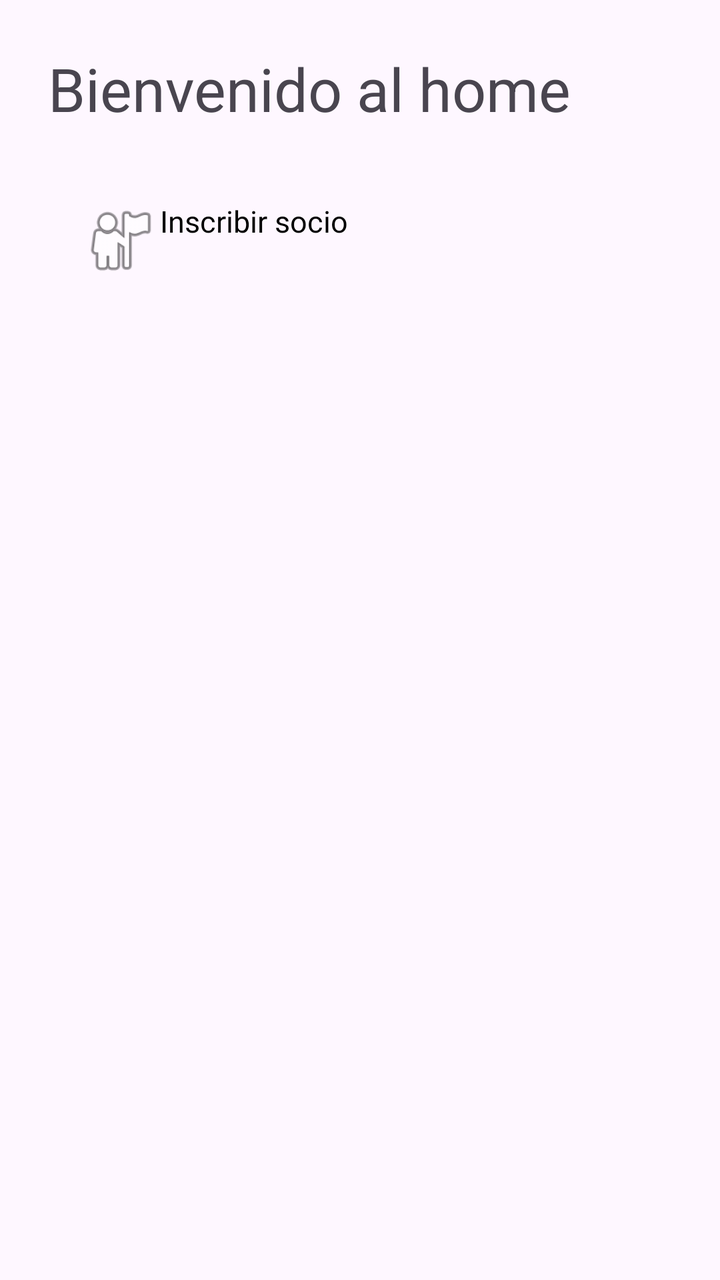
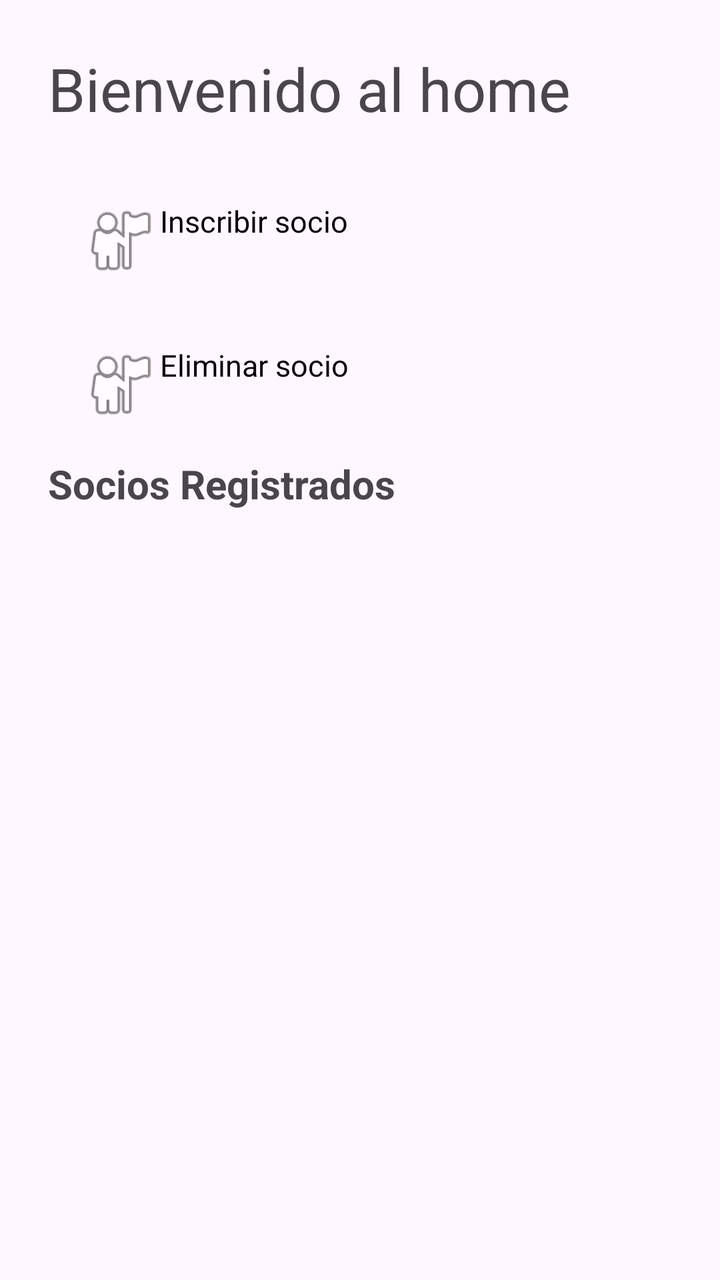

Two renders of the same Android screen: before a commit and after it. Below are the layout's source before the change and the commit's diff.
<!-- AndroidManifest.xml: application theme Theme.DAMComisionE -->
<!-- res/layout/activity_home.xml -->
<?xml version="1.0" encoding="utf-8"?>
<LinearLayout
    xmlns:android="http://schemas.android.com/apk/res/android"
    android:id="@+id/home"
    android:layout_width="match_parent"
    android:layout_height="match_parent"
    android:orientation="vertical"
    android:padding="24dp">

    <TextView
        android:layout_width="match_parent"
        android:layout_height="wrap_content"
        android:text="@string/home_welcome"
        android:textSize="30sp"
        android:gravity="start"
        android:layout_marginBottom="20dp"
        />

    <LinearLayout
        android:id="@+id/cardInscribirSocio"
        android:layout_width="match_parent"
        android:layout_height="wrap_content"
        android:orientation="horizontal"
        android:padding="16dp">

        <ImageView
            android:layout_width="40dp"
            android:layout_height="40dp"
            android:src="@android:drawable/ic_menu_myplaces"
            />

    <TextView
        android:layout_width="wrap_content"
        android:layout_height="wrap_content"
        android:text="Inscribir socio"
        android:textColor="@color/black"
        android:textSize="15sp"
        />
    </LinearLayout>

</LinearLayout>
<!-- resources referenced by this layout -->
<resources>
  <color name="black">#FF000000</color>
  <string name="home_welcome">Bienvenido al home</string>
  <style name="Theme.DAMComisionE" parent="Base.Theme.DAMComisionE" />
  <style name="Base.Theme.DAMComisionE" parent="Theme.Material3.DayNight.NoActionBar">
          
          
      </style>
</resources>

<!-- the commit's change to res/layout/activity_home.xml (unified diff, before → after) -->
@@ -38,4 +38,49 @@
         />
     </LinearLayout>
 
+    <LinearLayout
+        android:id="@+id/cardInscribirSocio"
+        android:layout_width="match_parent"
+        android:layout_height="wrap_content"
+        android:orientation="horizontal"
+        android:padding="16dp">
+
+        <ImageView
+            android:layout_width="40dp"
+            android:layout_height="40dp"
+            android:src="@android:drawable/ic_menu_myplaces"
+            />
+
+        <TextView
+            android:layout_width="wrap_content"
+            android:layout_height="wrap_content"
+            android:text="Eliminar socio"
+            android:textColor="@color/black"
+            android:textSize="15sp"
+            />
+    </LinearLayout>
+
+    <TextView
+        android:layout_width="match_parent"
+        android:layout_height="wrap_content"
+        android:text="Socios Registrados"
+        android:textSize="20sp"
+        android:textStyle="bold"/>
+
+    <TextView
+        android:id="@+id/txtSinSocios"
+        android:layout_width="match_parent"
+        android:layout_height="wrap_content"
+        android:text="Todavía no hay socios"
+        android:textSize="12sp"
+        android:visibility="gone"/>
+
+    <androidx.recyclerview.widget.RecyclerView
+        android:id="@+id/rvSocios"
+        android:layout_width="match_parent"
+        android:layout_height="wrap_content"
+        android:layout_weight="1"
+        android:visibility="visible"/>
+
+
 </LinearLayout>
